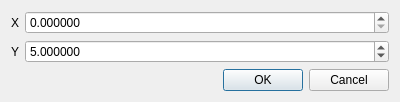
This is EvolViz/PointInitializationDialog.ui in maciejgrzybek/EvolViz as Qt 5 draws it before an edit. The edited form follows.
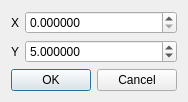
This is the edited form.

Commit message: Dialogs sizes fixup

Diff of the .ui file:
```diff
--- a/EvolViz/PointInitializationDialog.ui
+++ b/EvolViz/PointInitializationDialog.ui
@@ -6,8 +6,8 @@
    <rect>
     <x>0</x>
     <y>0</y>
-    <width>400</width>
-    <height>95</height>
+    <width>174</width>
+    <height>93</height>
    </rect>
   </property>
   <property name="windowTitle">
```
The commit also changes 3 other files.
